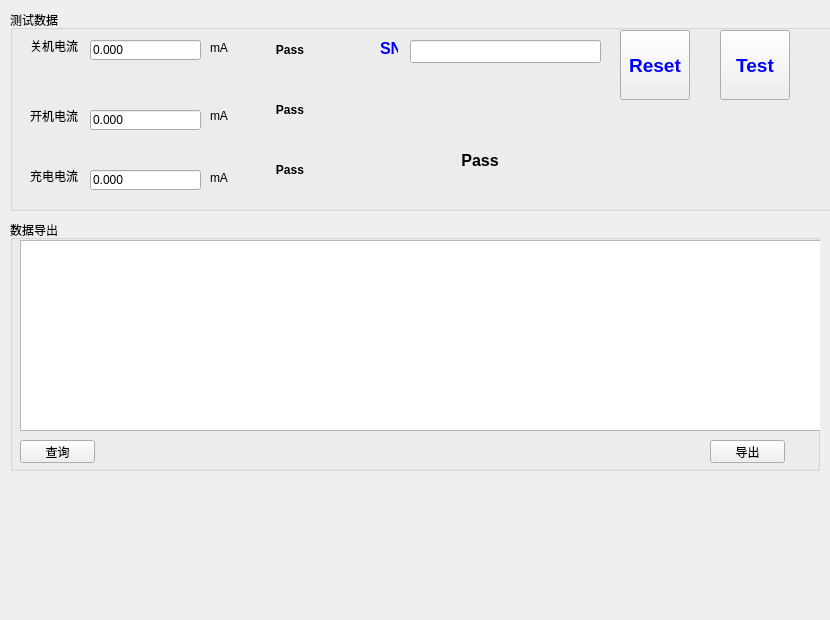
This is project/Harman_T500/testform.ui in happyrabbit456/Qt5_dev as Qt 5 draws it before an edit. The edited form follows.
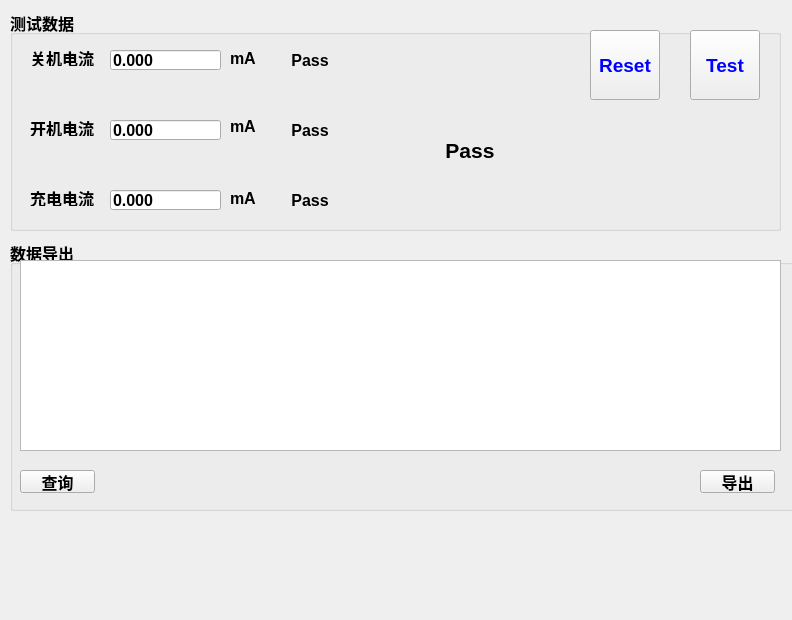
This is the edited form.

```diff
--- a/project/Harman_T500/testform.ui
+++ b/project/Harman_T500/testform.ui
@@ -6,7 +6,7 @@
    <rect>
     <x>0</x>
     <y>0</y>
-    <width>830</width>
+    <width>792</width>
     <height>620</height>
    </rect>
   </property>
@@ -17,11 +17,18 @@
    <property name="geometry">
     <rect>
      <x>10</x>
-     <y>220</y>
+     <y>240</y>
      <width>810</width>
-     <height>251</height>
+     <height>271</height>
     </rect>
    </property>
+   <property name="font">
+    <font>
+     <pointsize>12</pointsize>
+     <weight>75</weight>
+     <bold>true</bold>
+    </font>
+   </property>
    <property name="title">
     <string>数据导出</string>
    </property>
@@ -30,7 +37,7 @@
      <rect>
       <x>10</x>
       <y>20</y>
-      <width>811</width>
+      <width>761</width>
       <height>191</height>
      </rect>
     </property>
@@ -39,7 +46,7 @@
     <property name="geometry">
      <rect>
       <x>10</x>
-      <y>220</y>
+      <y>230</y>
       <width>75</width>
       <height>23</height>
      </rect>
@@ -51,8 +58,8 @@
    <widget class="QPushButton" name="btnExport">
     <property name="geometry">
      <rect>
-      <x>700</x>
-      <y>220</y>
+      <x>690</x>
+      <y>230</y>
       <width>75</width>
       <height>23</height>
      </rect>
@@ -67,10 +74,17 @@
     <rect>
      <x>10</x>
      <y>10</y>
-     <width>831</width>
-     <height>201</height>
+     <width>771</width>
+     <height>221</height>
     </rect>
    </property>
+   <property name="font">
+    <font>
+     <pointsize>12</pointsize>
+     <weight>75</weight>
+     <bold>true</bold>
+    </font>
+   </property>
    <property name="title">
     <string>测试数据</string>
    </property>
@@ -78,9 +92,9 @@
     <property name="geometry">
      <rect>
       <x>20</x>
-      <y>160</y>
-      <width>54</width>
-      <height>12</height>
+      <y>180</y>
+      <width>71</width>
+      <height>16</height>
      </rect>
     </property>
     <property name="text">
@@ -91,9 +105,9 @@
     <property name="geometry">
      <rect>
       <x>20</x>
-      <y>30</y>
-      <width>54</width>
-      <height>12</height>
+      <y>40</y>
+      <width>71</width>
+      <height>16</height>
      </rect>
     </property>
     <property name="text">
@@ -103,8 +117,8 @@
    <widget class="QLineEdit" name="editChargeCurrent">
     <property name="geometry">
      <rect>
-      <x>80</x>
-      <y>160</y>
+      <x>100</x>
+      <y>180</y>
       <width>111</width>
       <height>20</height>
      </rect>
@@ -119,8 +133,8 @@
    <widget class="QLineEdit" name="editIdleCurrent">
     <property name="geometry">
      <rect>
-      <x>80</x>
-      <y>30</y>
+      <x>100</x>
+      <y>40</y>
       <width>111</width>
       <height>20</height>
      </rect>
@@ -135,8 +149,8 @@
    <widget class="QLineEdit" name="editWorkCurrent">
     <property name="geometry">
      <rect>
-      <x>80</x>
-      <y>100</y>
+      <x>100</x>
+      <y>110</y>
       <width>111</width>
       <height>20</height>
      </rect>
@@ -152,9 +166,9 @@
     <property name="geometry">
      <rect>
       <x>20</x>
-      <y>100</y>
-      <width>54</width>
-      <height>12</height>
+      <y>110</y>
+      <width>71</width>
+      <height>16</height>
      </rect>
     </property>
     <property name="text">
@@ -164,8 +178,8 @@
    <widget class="QLabel" name="txtChargeCurrentUnit">
     <property name="geometry">
      <rect>
-      <x>200</x>
-      <y>160</y>
+      <x>220</x>
+      <y>180</y>
       <width>31</width>
       <height>16</height>
      </rect>
@@ -177,8 +191,8 @@
    <widget class="QLabel" name="txtIdleCurrentUnit">
     <property name="geometry">
      <rect>
-      <x>200</x>
-      <y>30</y>
+      <x>220</x>
+      <y>40</y>
       <width>31</width>
       <height>16</height>
      </rect>
@@ -190,8 +204,8 @@
    <widget class="QLabel" name="txtWorkCurrentUnit">
     <property name="geometry">
      <rect>
-      <x>200</x>
-      <y>96</y>
+      <x>220</x>
+      <y>106</y>
       <width>31</width>
       <height>20</height>
      </rect>
@@ -203,14 +217,15 @@
    <widget class="QLabel" name="labelIdleCurrentStatus">
     <property name="geometry">
      <rect>
-      <x>260</x>
-      <y>20</y>
+      <x>280</x>
+      <y>30</y>
       <width>40</width>
       <height>40</height>
      </rect>
     </property>
     <property name="font">
      <font>
+      <pointsize>12</pointsize>
       <weight>75</weight>
       <bold>true</bold>
      </font>
@@ -225,14 +240,15 @@
    <widget class="QLabel" name="labelWorkCurrentStatus">
     <property name="geometry">
      <rect>
-      <x>260</x>
-      <y>80</y>
+      <x>280</x>
+      <y>100</y>
       <width>40</width>
       <height>40</height>
      </rect>
     </property>
     <property name="font">
      <font>
+      <pointsize>12</pointsize>
       <weight>75</weight>
       <bold>true</bold>
      </font>
@@ -247,14 +263,15 @@
    <widget class="QLabel" name="labelChargeCurrentStatus">
     <property name="geometry">
      <rect>
-      <x>260</x>
-      <y>140</y>
+      <x>280</x>
+      <y>170</y>
       <width>40</width>
       <height>40</height>
      </rect>
     </property>
     <property name="font">
      <font>
+      <pointsize>12</pointsize>
       <weight>75</weight>
       <bold>true</bold>
      </font>
@@ -269,15 +286,15 @@
    <widget class="QLabel" name="labelResultStatus">
     <property name="geometry">
      <rect>
-      <x>440</x>
-      <y>120</y>
-      <width>60</width>
-      <height>60</height>
+      <x>420</x>
+      <y>100</y>
+      <width>80</width>
+      <height>80</height>
      </rect>
     </property>
     <property name="font">
      <font>
-      <pointsize>12</pointsize>
+      <pointsize>16</pointsize>
       <weight>75</weight>
       <bold>true</bold>
      </font>
@@ -292,7 +309,7 @@
    <widget class="QPushButton" name="btnTest">
     <property name="geometry">
      <rect>
-      <x>710</x>
+      <x>680</x>
       <y>20</y>
       <width>70</width>
       <height>70</height>
@@ -315,7 +332,7 @@
    <widget class="QPushButton" name="btnReset">
     <property name="geometry">
      <rect>
-      <x>610</x>
+      <x>580</x>
       <y>20</y>
       <width>70</width>
       <height>70</height>
@@ -335,48 +352,6 @@
      <string>Reset</string>
     </property>
    </widget>
-   <widget class="QLineEdit" name="lineEditSN">
-    <property name="geometry">
-     <rect>
-      <x>400</x>
-      <y>30</y>
-      <width>191</width>
-      <height>23</height>
-     </rect>
-    </property>
-    <property name="font">
-     <font>
-      <weight>75</weight>
-      <bold>true</bold>
-     </font>
-    </property>
-    <property name="styleSheet">
-     <string notr="true">color: rgb(0, 0, 0);</string>
-    </property>
-   </widget>
-   <widget class="QLabel" name="labelSN">
-    <property name="geometry">
-     <rect>
-      <x>370</x>
-      <y>30</y>
-      <width>18</width>
-      <height>16</height>
-     </rect>
-    </property>
-    <property name="font">
-     <font>
-      <pointsize>12</pointsize>
-      <weight>75</weight>
-      <bold>true</bold>
-     </font>
-    </property>
-    <property name="styleSheet">
-     <string notr="true">color: rgb(0, 0, 255);</string>
-    </property>
-    <property name="text">
-     <string>SN</string>
-    </property>
-   </widget>
   </widget>
  </widget>
  <resources/>
```
